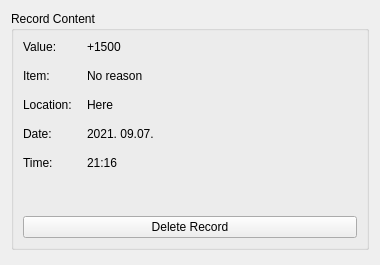
Above: FinancialManager/Content/History/Components/recordcontentwidget.ui from Aethermeister/FinancialManager before the change. Below: the same form after it.
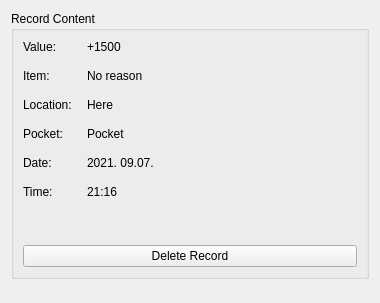
That is the form after the change.

Commit message:
Link Records to Pockets
Creating a Record requires a selected Pocket

Adding/removing a Record updates the Pocket

Diff of the .ui file:
```diff
--- a/FinancialManager/Content/History/Components/recordcontentwidget.ui
+++ b/FinancialManager/Content/History/Components/recordcontentwidget.ui
@@ -7,7 +7,7 @@
     <x>0</x>
     <y>0</y>
     <width>380</width>
-    <height>265</height>
+    <height>303</height>
    </rect>
   </property>
   <property name="minimumSize">
@@ -85,34 +85,48 @@
           </property>
          </widget>
         </item>
-        <item row="3" column="0">
+        <item row="4" column="0">
          <widget class="QLabel" name="label_4">
           <property name="text">
            <string>Date:</string>
           </property>
          </widget>
         </item>
-        <item row="3" column="1">
+        <item row="4" column="1">
          <widget class="QLabel" name="m_date_lbl">
           <property name="text">
            <string>2021. 09.07.</string>
           </property>
          </widget>
         </item>
-        <item row="4" column="0">
+        <item row="5" column="0">
          <widget class="QLabel" name="label_5">
           <property name="text">
            <string>Time:</string>
           </property>
          </widget>
         </item>
-        <item row="4" column="1">
+        <item row="5" column="1">
          <widget class="QLabel" name="m_time_lbl">
           <property name="text">
            <string>21:16</string>
           </property>
          </widget>
         </item>
+        <item row="3" column="0">
+         <widget class="QLabel" name="label_6">
+          <property name="text">
+           <string>Pocket:</string>
+          </property>
+         </widget>
+        </item>
+        <item row="3" column="1">
+         <widget class="QLabel" name="m_pocket_lbl">
+          <property name="text">
+           <string>Pocket</string>
+          </property>
+         </widget>
+        </item>
        </layout>
       </item>
       <item row="2" column="0">
```
The commit also changes 10 other files.
